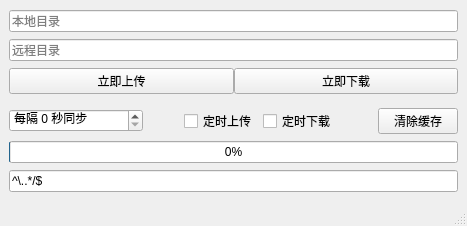
Before: the Qt Designer form mainwindow.ui in iwxyi/AutoCopyDir, drawn with Qt 5.
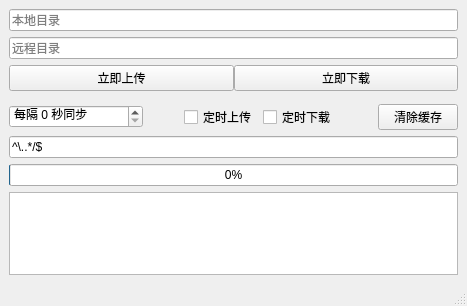
After: the same form once the commit is applied.

Commit message: 添加程序内输出记录；修复修改同步间隔后进度条与同步不统一的问题

Diff of the .ui file:
```diff
--- a/mainwindow.ui
+++ b/mainwindow.ui
@@ -7,7 +7,7 @@
     <x>0</x>
     <y>0</y>
     <width>467</width>
-    <height>226</height>
+    <height>306</height>
    </rect>
   </property>
   <property name="windowTitle">
@@ -117,16 +117,6 @@
       </item>
      </layout>
     </item>
-    <item>
-     <widget class="QProgressBar" name="progressBar">
-      <property name="maximum">
-       <number>10000</number>
-      </property>
-      <property name="value">
-       <number>24</number>
-      </property>
-     </widget>
-    </item>
     <item>
      <widget class="QLineEdit" name="lineEdit_3">
       <property name="toolTip">
@@ -140,6 +130,26 @@
       </property>
      </widget>
     </item>
+    <item>
+     <widget class="QProgressBar" name="progressBar">
+      <property name="maximum">
+       <number>10000</number>
+      </property>
+      <property name="value">
+       <number>24</number>
+      </property>
+     </widget>
+    </item>
+    <item>
+     <widget class="QPlainTextEdit" name="plainTextEdit">
+      <property name="enabled">
+       <bool>true</bool>
+      </property>
+      <property name="readOnly">
+       <bool>true</bool>
+      </property>
+     </widget>
+    </item>
    </layout>
   </widget>
   <widget class="QMenuBar" name="menubar">
```
The commit also changes 2 other files.
